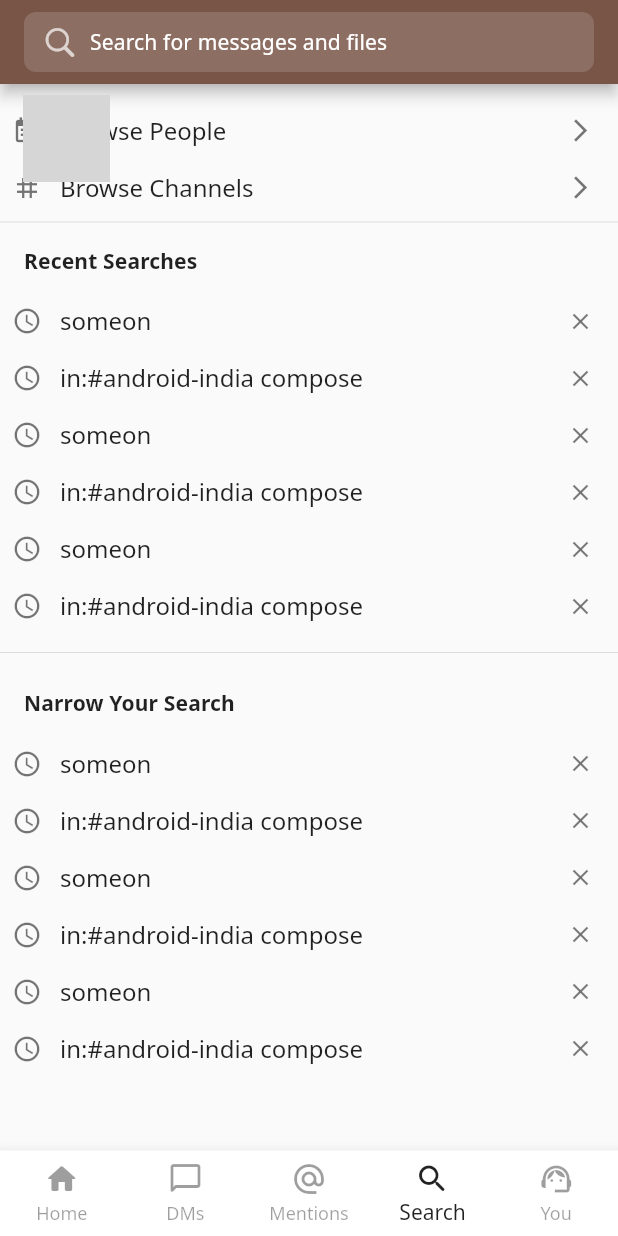
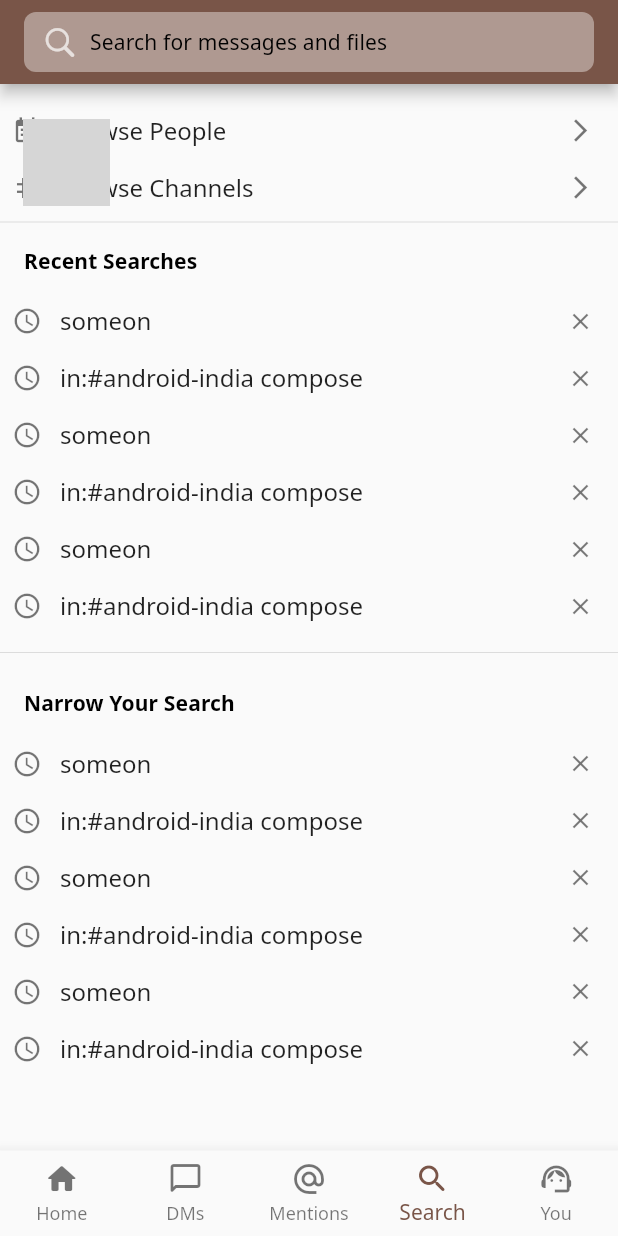
Before and after one commit to oianmol/flutter_slack, a Flutter app: the screen it shows after launch, item 4 of the bottom bar chosen, on a phone screen of 412 x 824 dp. Run offline on Flutter 3.47's test engine with Material 2 defaults, Android fonts, the phone set to English and light mode, and no system bars; our stand-ins replace get, google_fonts; network calls fail; grey boxes are pictures that could not be loaded.

Commit message:
wip for system theme support.

```diff
--- a/lib/app/pages/dashboard/pages/dms/sk_dm_item.dart
+++ b/lib/app/pages/dashboard/pages/dms/sk_dm_item.dart
@@ -26,12 +26,12 @@ class SKDirectMessageItem extends StatelessWidget {
       title: Text(
         "Carl Jules",
         style: GoogleFonts.notoSans(
-            textStyle: Get.textTheme.subtitle1!.copyWith(color: Colors.black)),
+            textStyle: Get.textTheme.subtitle1),
       ),
       subtitle: Text("You: Have a great weekend 🙂",
           style: GoogleFonts.notoSans(
               textStyle:
-                  Get.textTheme.subtitle2!.copyWith(color: Colors.black87))),
+                  Get.textTheme.subtitle2)),
     );
   }
 }
--- a/lib/app/pages/dashboard/pages/home/widgets/sk_bottom_nav_bar.dart
+++ b/lib/app/pages/dashboard/pages/home/widgets/sk_bottom_nav_bar.dart
@@ -13,9 +13,6 @@ class SKBottomNavBar extends GetView<SLDashboardController> {
         builder: (cont) {
           return BottomNavigationBar(
             currentIndex: controller.selectedIndex,
-            backgroundColor: Colors.white,
-            selectedItemColor: Colors.black87,
-            unselectedItemColor: Colors.black38,
             type: BottomNavigationBarType.fixed,
             selectedLabelStyle: GoogleFonts.notoSans(),
             unselectedLabelStyle: GoogleFonts.notoSans(),
--- a/lib/app/pages/dashboard/pages/home/widgets/sk_group_channels_widget.dart
+++ b/lib/app/pages/dashboard/pages/home/widgets/sk_group_channels_widget.dart
@@ -26,9 +26,7 @@ class SKGroupChannelsWidget extends StatelessWidget {
       children: [
         Text(
           title,
-          style: GoogleFonts.notoSans(
-              textStyle: Get.textTheme.subtitle1!.copyWith(
-                  fontWeight: FontWeight.bold, color: Colors.black87)),
+          style: GoogleFonts.notoSans(fontWeight: FontWeight.bold),
         ),
         const Spacer(),
         canStart
--- a/lib/app/pages/dashboard/pages/home/widgets/sk_history_channel_item.dart
+++ b/lib/app/pages/dashboard/pages/home/widgets/sk_history_channel_item.dart
@@ -38,7 +38,6 @@ class SKHistoryChannel extends StatelessWidget {
   }
 
   TextStyle textStyle() {
-    return GoogleFonts.notoSans(
-        textStyle: Get.textTheme.subtitle1!.copyWith(color: Colors.black));
+    return GoogleFonts.notoSans();
   }
 }
--- a/lib/app/pages/dashboard/pages/home/widgets/sk_recent_user_item.dart
+++ b/lib/app/pages/dashboard/pages/home/widgets/sk_recent_user_item.dart
@@ -16,7 +16,6 @@ class SKRecentUserItem extends StatelessWidget {
               height: 52,
               width: 52,
               decoration: BoxDecoration(
-                  border: Border.all(color: Colors.black26, width: 1),
                   shape: BoxShape.rectangle,
                   image: const DecorationImage(
                       image: NetworkImage(
@@ -27,7 +26,7 @@ class SKRecentUserItem extends StatelessWidget {
             maxLines: 2,
             textAlign: TextAlign.center,
             overflow: TextOverflow.ellipsis,
-            style: GoogleFonts.notoSans(textStyle: Get.textTheme.subtitle2!.copyWith(color: Colors.black87)),
+            style: GoogleFonts.notoSans(),
           ).paddingAll(4)
         ],
       ),
--- a/lib/app/pages/dashboard/pages/search/sk_search_screen.dart
+++ b/lib/app/pages/dashboard/pages/search/sk_search_screen.dart
@@ -26,8 +26,8 @@ class SKSearchScreen extends StatelessWidget {
           Text(
             "Recent Searches",
             style: GoogleFonts.notoSans(
-                textStyle: Get.textTheme.subtitle2!.copyWith(
-                    fontWeight: FontWeight.bold, color: Colors.black87)),
+                textStyle: Get.textTheme.subtitle2!
+                    .copyWith(fontWeight: FontWeight.bold)),
           ).marginOnly(left: 16, top: 8).sliverBox,
           const SizedBox(
             height: 8,
@@ -57,8 +57,8 @@ class SKSearchScreen extends StatelessWidget {
           Text(
             "Narrow Your Search",
             style: GoogleFonts.notoSans(
-                textStyle: Get.textTheme.subtitle2!.copyWith(
-                    fontWeight: FontWeight.bold, color: Colors.black87)),
+                textStyle: Get.textTheme.subtitle2!
+                    .copyWith(fontWeight: FontWeight.bold)),
           ).marginOnly(left: 16, top: 8).sliverBox,
           const SizedBox(
             height: 8,
@@ -88,7 +88,7 @@ class SKSearchScreen extends StatelessWidget {
       height: 40,
       padding: const EdgeInsets.only(left: 12),
       decoration: BoxDecoration(
-          color: Colors.brown.shade400,
+          color: Get.theme.backgroundColor.withOpacity(0.4),
           shape: BoxShape.rectangle,
           borderRadius: BorderRadius.circular(8)),
       child: Row(
@@ -100,13 +100,13 @@ class SKSearchScreen extends StatelessWidget {
           Expanded(
             child: TextField(
               style: GoogleFonts.notoSans(
-                  textStyle: Get.textTheme.subtitle2!.copyWith(
-                      color: Colors.white, fontWeight: FontWeight.w400)),
+                  textStyle: Get.textTheme.subtitle2!
+                      .copyWith(fontWeight: FontWeight.w400)),
               decoration: InputDecoration.collapsed(
                   hintText: "Search for messages and files",
                   hintStyle: GoogleFonts.notoSans(
-                      textStyle: Get.textTheme.subtitle2!.copyWith(
-                          color: Colors.white, fontWeight: FontWeight.w400))),
+                      textStyle: Get.textTheme.subtitle2!
+                          .copyWith(fontWeight: FontWeight.w400))),
             ),
           )
         ],
@@ -120,19 +120,16 @@ class SKSearchScreen extends StatelessWidget {
       children: [
         Icon(
           leadingIcon,
-          color: Colors.black54,
           size: 20,
         ).marginOnly(right: 8),
         Expanded(
           child: Text(title,
-                  style: GoogleFonts.notoSans(
-                      color: Colors.black87,
-                      textStyle: Get.textTheme.subtitle1))
+                  style:
+                      GoogleFonts.notoSans(textStyle: Get.textTheme.subtitle1))
               .paddingAll(4),
         ),
         Icon(
           trailingIcon,
-          color: Colors.black54,
           size: 18,
         ).marginOnly(right: 16),
       ],
--- a/lib/app/pages/dashboard/widgets/side_menu_footer.dart
+++ b/lib/app/pages/dashboard/widgets/side_menu_footer.dart
@@ -3,17 +3,17 @@ import 'package:get/get.dart';
 import 'package:google_fonts/google_fonts.dart';
 
 class SideMenuFooter extends StatelessWidget {
-  List<FooterOption> options;
+  final List<FooterOption> options;
 
-  SideMenuFooter({Key? key, required this.options}) : super(key: key);
+  const SideMenuFooter({Key? key, required this.options}) : super(key: key);
 
   @override
   Widget build(BuildContext context) {
     return Column(
       children: [
         const Spacer(),
-        const Divider(
-          color: Colors.white12,
+        Divider(
+          color: !Get.isDarkMode ? Colors.black12 : Colors.white12,
         ),
         ...options
             .map(
@@ -31,11 +31,9 @@ class SideMenuFooter extends StatelessWidget {
     return ListTile(
       leading: Icon(
         e.icon,
-        color: Colors.white,
       ),
       title: Text(e.name,
-          style: GoogleFonts.notoSans(
-              color: Colors.white, textStyle: Get.textTheme.subtitle1)),
+          style: GoogleFonts.notoSans(textStyle: Get.textTheme.subtitle1)),
     );
   }
 }
--- a/lib/app/pages/dashboard/widgets/sl_home_side.dart
+++ b/lib/app/pages/dashboard/widgets/sl_home_side.dart
@@ -13,7 +13,6 @@ class SLHomeSide extends GetView<SLDashboardController> {
       init: Get.find<SLDashboardController>(),
       builder: (controller) {
         return Scaffold(
-          backgroundColor: Colors.brown,
           appBar: workspaces(),
           body: organizationsList(),
         );
@@ -41,7 +40,7 @@ class SLHomeSide extends GetView<SLDashboardController> {
           child: Row(
             children: [
               Container(
-                margin: EdgeInsets.only(left: 8),
+                margin: const EdgeInsets.only(left: 8, top: 16),
                 width: 72,
                 height: 72,
                 decoration: outerDecoration(),
@@ -76,15 +75,13 @@ class SLHomeSide extends GetView<SLDashboardController> {
         "mutualmobile",
         style: GoogleFonts.notoSans(
             fontWeight: FontWeight.bold,
-            color: Colors.white,
             textStyle: Get.textTheme.headline6),
       ),
       subtitle: Text(
         "mutualmobile.slack.com",
-        style: GoogleFonts.notoSans(
-            color: Colors.white60, textStyle: Get.textTheme.subtitle2),
+        style: GoogleFonts.notoSans(textStyle: Get.textTheme.subtitle2),
       ),
-      trailing: Icon(
+      trailing: const Icon(
         Icons.more_horiz,
         color: Colors.white,
       ),
@@ -97,7 +94,6 @@ class SLHomeSide extends GetView<SLDashboardController> {
       width: 64,
       height: 64,
       decoration: BoxDecoration(
-          color: Colors.white,
           shape: BoxShape.rectangle,
           image: const DecorationImage(
               image: NetworkImage(
@@ -109,7 +105,7 @@ class SLHomeSide extends GetView<SLDashboardController> {
   BoxDecoration outerDecoration() {
     return BoxDecoration(
         shape: BoxShape.rectangle,
-        border: Border.all(color: Colors.white, width: 3),
+        border: Border.all(color: Get.theme.dividerColor, width: 3),
         borderRadius: BorderRadius.circular(16));
   }
 }
--- a/lib/main.dart
+++ b/lib/main.dart
@@ -23,8 +23,17 @@ class SlackApp extends StatelessWidget {
     return GetMaterialApp(
       debugShowCheckedModeBanner: false,
       theme: ThemeData(
-        primarySwatch: Colors.brown,
-      ),
+          brightness: Brightness.light,
+          primarySwatch: Colors.brown,
+          backgroundColor: Colors.white,
+          dividerColor: Colors.black12,
+          iconTheme: const IconThemeData(color: Colors.black54)),
+      darkTheme: ThemeData(
+          brightness: Brightness.dark,
+          backgroundColor: Colors.black87,
+          dividerColor: Colors.white70,
+          iconTheme: const IconThemeData(color: Colors.white70)),
+      themeMode: ThemeMode.system,
       getPages: [
         GetPage(
             name: RouteNames.home,
```
Also changed, not shown: lib/app/pages/dashboard/pages/home/sk_home_screen.dart (+4 -9 lines), lib/app/pages/dashboard/pages/home/widgets/sk_home_jumpto.dart (+11 -9 lines), lib/app/pages/dashboard/pages/mentions/sk_mention_item.dart (+5 -3 lines), lib/app/pages/dashboard/pages/mentions/sk_mentions_screen.dart (+20 -20 lines), lib/app/pages/dashboard/pages/personal/sk_personal_screen.dart (+6 -10 lines).
